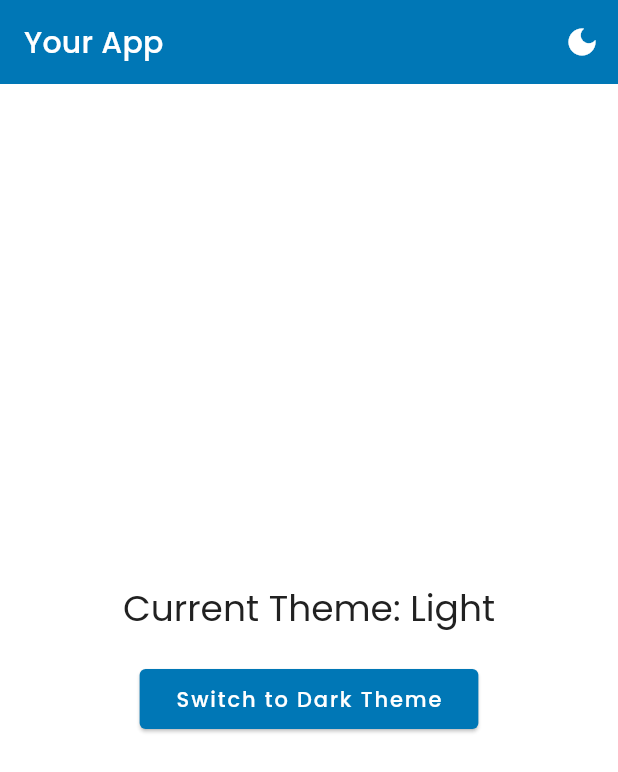
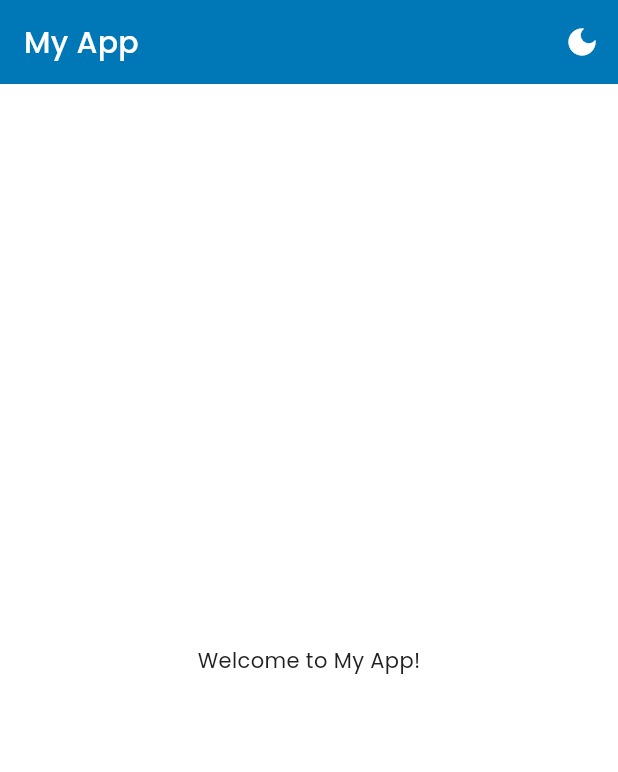
Before and after one commit to YonathanKom/project-lab-2025, a Flutter app: the screen it shows after launch, after a tap on the "dark mode" icon, on a phone screen of 412 x 824 dp. Shown: the top 772 px of the screen. Run offline on Flutter 3.47's test engine with Material 3 defaults, Android fonts, the phone set to English and light mode, and no system bars; our stand-ins replace google_fonts, shared_preferences.

Commit message:
Simple Welcome Screen

```diff
--- /dev/null
+++ b/frontend/lib/app.dart
@@ -0,0 +1,43 @@
+import 'package:flutter/material.dart';
+import 'package:provider/provider.dart';
+import 'providers/theme_provider.dart';
+import 'utils/theme.dart';
+import 'widgets/theme_toggle.dart';
+
+class MyApp extends StatelessWidget {
+  const MyApp({Key? key}) : super(key: key);
+
+  @override
+  Widget build(BuildContext context) {
+    final themeProvider = Provider.of<ThemeProvider>(context);
+
+    return MaterialApp(
+      title: 'My App',
+      themeMode: themeProvider.themeMode,
+      theme: AppTheme.lightTheme(),
+      darkTheme: AppTheme.darkTheme(),
+      home: const HomeScreen(),
+    );
+  }
+}
+
+// Placeholder home screen
+class HomeScreen extends StatelessWidget {
+  const HomeScreen({Key? key}) : super(key: key);
+
+  @override
+  Widget build(BuildContext context) {
+    return Scaffold(
+      appBar: AppBar(
+        title: const Text('My App'),
+        actions: [
+          // Theme toggle button
+          ThemeToggle(),
+        ],
+      ),
+      body: const Center(
+        child: Text('Welcome to My App!'),
+      ),
+    );
+  }
+}
--- a/frontend/lib/main.dart
+++ b/frontend/lib/main.dart
@@ -1,173 +1,20 @@
-// import 'package:flutter/material.dart';
-// import 'product_page.dart'; // Import your new file
-
-// void main() {
-//   runApp(const MyApp());
-// }
-
-// class MyApp extends StatelessWidget {
-//   const MyApp({super.key});
-
-//   @override
-//   Widget build(BuildContext context) {
-//     return MaterialApp(
-//       title: 'Shopping List App',
-//       theme: ThemeData(primarySwatch: Colors.blue),
-//       home: const ShoppingListScreen(),
-//     );
-//   }
-// }
-
-// class ShoppingListScreen extends StatefulWidget {
-//   const ShoppingListScreen({super.key});
-
-//   @override
-//   _ShoppingListScreenState createState() => _ShoppingListScreenState();
-// }
-
-// class _ShoppingListScreenState extends State<ShoppingListScreen> {
-//   final List<Map<String, dynamic>> _products = [];
-
-//   @override
-//   Widget build(BuildContext context) {
-//     return Scaffold(
-//       appBar: AppBar(title: const Text('Shopping List')),
-//       body:
-//           _products.isEmpty
-//               ? const Center(child: Text('No items in your list'))
-//               : ListView.builder(
-//                 itemCount: _products.length,
-//                 itemBuilder: (context, index) {
-//                   final product = _products[index];
-//                   return ListTile(
-//                     title: Text(product['name']),
-//                     subtitle: Text('${product['quantity']} ${product['unit']}'),
-//                     onTap: () => _editProduct(index),
-//                   );
-//                 },
-//               ),
-//       floatingActionButton: FloatingActionButton(
-//         onPressed: _addProduct,
-//         child: const Icon(Icons.add),
-//       ),
-//     );
-//   }
-
-//   Future<void> _addProduct() async {
-//     final result = await Navigator.push(
-//       context,
-//       MaterialPageRoute(builder: (context) => const ProductPage()),
-//     );
-
-//     if (result != null) {
-//       setState(() {
-//         _products.add(result);
-//       });
-//     }
-//   }
-
-//   Future<void> _editProduct(int index) async {
-//     final result = await Navigator.push(
-//       context,
-//       MaterialPageRoute(
-//         builder: (context) => ProductPage(product: _products[index]),
-//       ),
-//     );
-
-//     if (result == 'delete') {
-//       setState(() {
-//         _products.removeAt(index);
-//       });
-//     } else if (result != null) {
-//       setState(() {
-//         _products[index] = result;
-//       });
-//     }
-//   }
-// }
-
 import 'package:flutter/material.dart';
 import 'package:provider/provider.dart';
-import 'utils/theme.dart';
+import 'app.dart';
 import 'providers/theme_provider.dart';
 
-void main() {
+void main() async {
+  WidgetsFlutterBinding.ensureInitialized();
+
+  // Initialize theme provider
+  final themeProvider = ThemeProvider();
+
   runApp(
-    ChangeNotifierProvider(
-      create: (_) => ThemeProvider(),
+    MultiProvider(
+      providers: [
+        ChangeNotifierProvider(create: (_) => themeProvider),
+      ],
       child: const MyApp(),
     ),
   );
 }
-
-class MyApp extends StatelessWidget {
-  const MyApp({super.key});
-
-  @override
-  Widget build(BuildContext context) {
-    // Get the theme provider
-    final themeProvider = Provider.of<ThemeProvider>(context);
-
-    return MaterialApp(
-      title: 'Your App',
-      debugShowCheckedModeBanner: false,
-      // Apply theme based on current theme mode
-      theme: AppTheme.lightTheme(),
-      darkTheme: AppTheme.darkTheme(),
-      themeMode: themeProvider.themeMode,
-      home: const HomeScreen(),
-    );
-  }
-}
-
-// Example home screen with theme toggle
-class HomeScreen extends StatelessWidget {
-  const HomeScreen({super.key});
-
-  @override
-  Widget build(BuildContext context) {
-    final themeProvider = Provider.of<ThemeProvider>(context);
-
-    return Scaffold(
-      appBar: AppBar(
-        title: const Text('Your App'),
-        actions: [
-          // Theme toggle button
-          IconButton(
-            icon: Icon(
-              themeProvider.isDarkMode() ? Icons.light_mode : Icons.dark_mode,
-            ),
-            onPressed: () {
-              themeProvider.toggleTheme();
-            },
-            tooltip: themeProvider.isDarkMode()
-                ? 'Switch to Light Mode'
-                : 'Switch to Dark Mode',
-          ),
-        ],
-      ),
-      body: Center(
-        child: Column(
-          mainAxisAlignment: MainAxisAlignment.center,
-          children: [
-            Text(
-              'Current Theme: ${themeProvider.isDarkMode() ? "Dark" : "Light"}',
-              style: Theme.of(context).textTheme.headlineSmall,
-            ),
-            const SizedBox(height: 20),
-            ElevatedButton(
-              onPressed: () {
-                themeProvider.toggleTheme();
-              },
-              child: Text(
-                themeProvider.isDarkMode()
-                    ? 'Switch to Light Theme'
-                    : 'Switch to Dark Theme',
-              ),
-            ),
-          ],
-        ),
-      ),
-    );
-  }
-}
```
Also changed, not shown: 1 other file.
